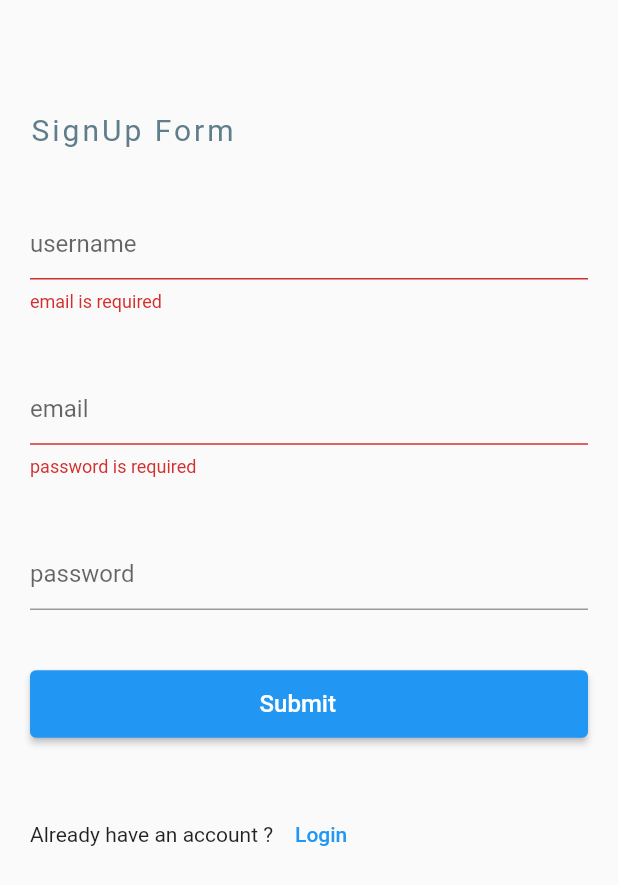
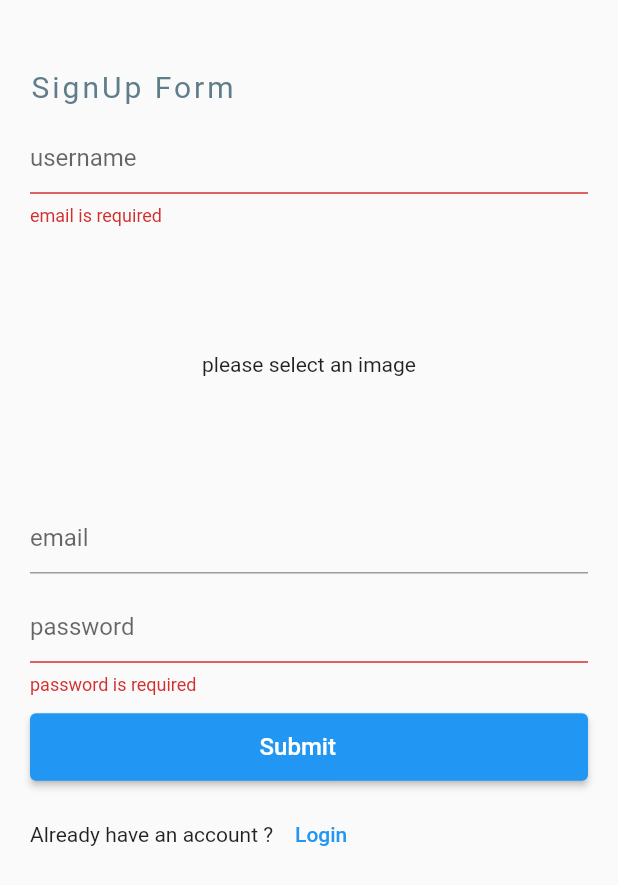
Before and after one commit to adeshpokhrel15/Instagram_clone, a Flutter app: the screen it shows after launch, after a tap on "Submit", after a tap on "SignUp", on a phone screen of 412 x 824 dp. Shown: the top 885 px of the screen. Run offline on Flutter 3.47's test engine with Material 2 defaults, Android fonts, the phone set to English and light mode, and no system bars; our stand-ins replace cloud_firestore, firebase_auth, firebase_core, firebase_storage, flutter_riverpod, image_picker; accounts and stored records are empty.

Commit message:
Image picker

```diff
--- /dev/null
+++ b/lib/Provider/image provider/image_provider.dart
@@ -0,0 +1,15 @@
+import 'package:flutter/foundation.dart';
+import 'package:flutter_riverpod/flutter_riverpod.dart';
+import 'package:image_picker/image_picker.dart';
+
+final imageProvider = ChangeNotifierProvider((ref) => ImageProvider());
+
+class ImageProvider extends ChangeNotifier {
+  XFile? image; // XFile is a class from the image_picker package
+  Future<void> getImage() async {
+    final ImagePicker _picker = ImagePicker();
+    // Pick an image
+    image = await _picker.pickImage(source: ImageSource.gallery);
+    notifyListeners();
+  }
+}
--- a/lib/constant/app_constant/app_constant.dart
+++ b/lib/constant/app_constant/app_constant.dart
@@ -6,5 +6,5 @@ class AppConstant {
   static const mobileSearchColor = Color.fromRGBO(38, 38, 38, 1);
   static const blueColor = Color.fromRGBO(0, 149, 246, 1);
   static const primaryColor = Colors.white;
-  static const secondaryColor = Colors.grey;
+  static const secondaryColor = Colors.orange;
 }
--- a/lib/views/home/login_screen.dart
+++ b/lib/views/home/login_screen.dart
@@ -1,10 +1,14 @@
+import 'dart:io';
+
 import 'package:flutter/material.dart';
 import 'package:flutter_riverpod/flutter_riverpod.dart';
+import 'package:instagram_clone/Provider/authentication/auth_provider.dart';
 
+import '../../Provider/image provider/image_provider.dart';
 import '../../Provider/login provider/login_provider.dart';
 
 class LoginScreen extends StatelessWidget {
-  final nameController = TextEditingController();
+  final usernameController = TextEditingController();
   final mailController = TextEditingController();
   final passwordController = TextEditingController();
   final _form = GlobalKey<FormState>();
@@ -13,12 +17,15 @@ class LoginScreen extends StatelessWidget {
   Widget build(BuildContext context) {
     return Scaffold(body: Consumer(builder: (context, ref, child) {
       final isLogin = ref.watch(loginProvider);
+      final dbimage = ref.watch(imageProvider);
 
-      return Form(
+      return SingleChildScrollView(
+        child: Form(
             key: _form,
             child: SingleChildScrollView(
               child: Padding(
-              padding: const EdgeInsets.symmetric(horizontal: 20, vertical: 20),
+                padding:
+                    const EdgeInsets.symmetric(horizontal: 20, vertical: 20),
                 child: Container(
                   height: isLogin ? 390 : 560,
                   child: Column(
@@ -35,9 +42,9 @@ class LoginScreen extends StatelessWidget {
                             letterSpacing: 2,
                             color: Colors.blueGrey),
                       ),
-                    if (isLogin == false)
+                      if (!isLogin)
                         TextFormField(
-                        controller: nameController,
+                          controller: usernameController,
                           textCapitalization: TextCapitalization.words,
                           validator: (val) {
                             if (val!.isEmpty) {
@@ -49,6 +56,25 @@ class LoginScreen extends StatelessWidget {
                             return null;
                           },
                           decoration: InputDecoration(hintText: 'username'),
+                        ),
+                      if (!isLogin)
+                        InkWell(
+                          onTap: () {
+                            ref.read(imageProvider.notifier).getImage();
+                          },
+                          child: Padding(
+                            padding: const EdgeInsets.symmetric(vertical: 10),
+                            child: Container(
+                                height: 140,
+                                child: dbimage.image == null
+                                    ? Center(
+                                        child: Text("please select an image"),
+                                      )
+                                    : Image.file(
+                                        File(dbimage.image!.path),
+                                        fit: BoxFit.cover,
+                                      )),
+                          ),
                         ),
                       TextFormField(
                         keyboardType: TextInputType.emailAddress,
@@ -86,13 +112,19 @@ class LoginScreen extends StatelessWidget {
 
                             FocusScope.of(context).unfocus();
                             if (_form.currentState!.validate()) {
-                            // if (isLogin) {
-                            //   final response = await ref
-                            //       .read(logSignProvider)
-                            //       .Login(
-                            //         email: mailController.text.trim(),
-                            //         password: passwordController.text.trim(),
-                            //       );
+                              if (isLogin) {
+                                ref.read(logSignProvider).logIn(
+                                      email: mailController.text.trim(),
+                                      password: passwordController.text.trim(),
+                                    );
+                              } else {
+                                ref.read(logSignProvider).signUp(
+                                      userName: usernameController.text.trim(),
+                                      email: mailController.text.trim(),
+                                      password: passwordController.text.trim(),
+                                      image: dbimage.image!,
+                                    );
+                              }
 
                               // if (response != 'success') {
                               //   ref.read(loginProvider.notifier).toggle();
@@ -103,13 +135,6 @@ class LoginScreen extends StatelessWidget {
                               //   ));
                               // }
                               // } else {
-                            //   final response = await ref
-                            //       .read(logSignProvider)
-                            //       .signUp(
-                            //         userName: nameController.text.trim(),
-                            //         email: mailController.text.trim(),
-                            //         password: passwordController.text.trim(),
-                            //       );
 
                               //   if (response != 'success') {
                               //     ref.read(loginProvider.notifier).toggle();
@@ -152,7 +177,8 @@ class LoginScreen extends StatelessWidget {
                   ),
                 ),
               ),
-          ));
+            )),
+      );
     }));
   }
 }
--- a/pubspec.yaml
+++ b/pubspec.yaml
@@ -40,6 +40,7 @@ dependencies:
   firebase_auth: ^4.2.3 #authentication method
   firebase_storage: ^11.0.9 #storaing images with the app
   flutter_riverpod: ^2.1.3 #state management tools
+  image_picker: ^0.8.6 #for selecting image
 
 dev_dependencies:
   flutter_test:
```
Also changed, not shown: lib/Provider/authentication/auth_provider.dart (+63 -4 lines), lib/views/main screen/main_screen.dart (+24 -5 lines), pubspec.lock. Lines whose indentation alone changed are shown as unchanged.
